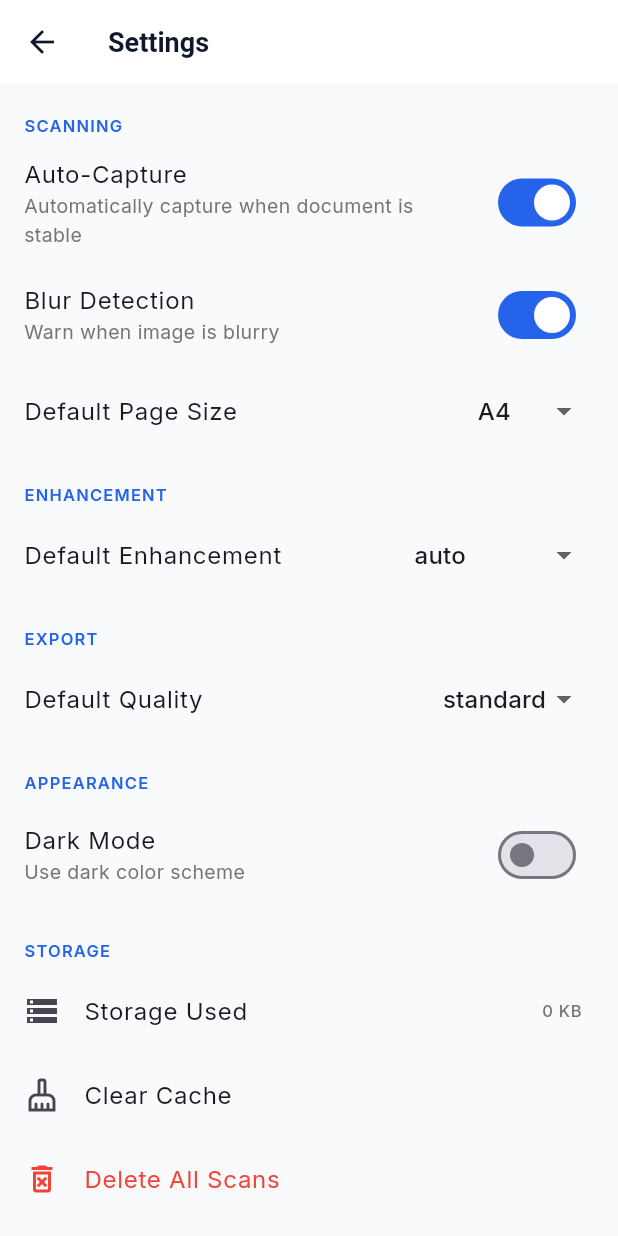
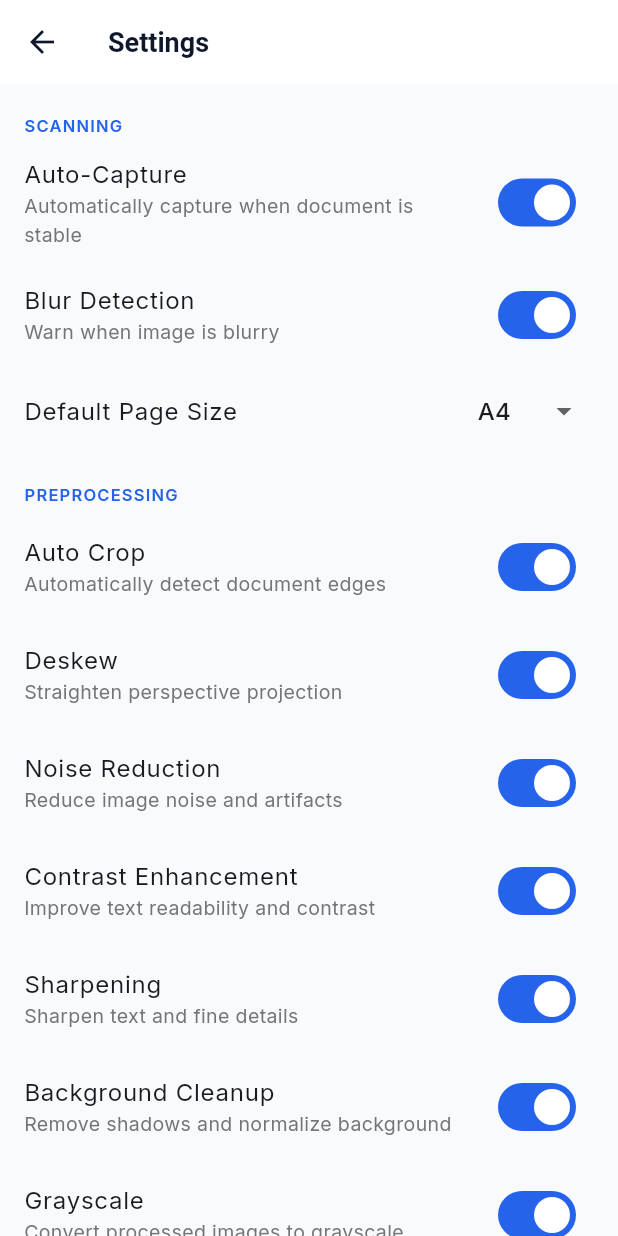
Before and after one commit to dayyanqure666-commits/doc_scan, a Flutter app: the SettingsScreen screen opened directly, on a phone screen of 412 x 824 dp. Run offline on Flutter 3.47's test engine with Material 3 defaults, Android fonts, the phone set to English and light mode, and no system bars; our stand-ins replace camera, flutter_animate, google_fonts, image_picker, open_file, pdf and 4 more; accounts and stored records are empty.

Commit message:
preprocessing is optional now

```diff
--- a/lib/core/services/app_state.dart
+++ b/lib/core/services/app_state.dart
@@ -11,6 +11,16 @@ class AppSettings {
   final String pageSize;
   final String language;
 
+  // Preprocessing switches
+  final bool enableAutoCrop;
+  final bool enableDeskew;
+  final bool enableNoiseReduction;
+  final bool enableContrastEnhancement;
+  final bool enableSharpening;
+  final bool enableBackgroundCleanup;
+  final bool enableGrayscale;
+  final bool enableThresholding;
+
   const AppSettings({
     this.defaultQuality = ExportQuality.standard,
     this.defaultEnhancement = EnhancementMode.auto,
@@ -19,7 +29,25 @@ class AppSettings {
     this.darkMode = false,
     this.pageSize = 'A4',
     this.language = 'English',
+    this.enableAutoCrop = true,
+    this.enableDeskew = true,
+    this.enableNoiseReduction = true,
+    this.enableContrastEnhancement = true,
+    this.enableSharpening = true,
+    this.enableBackgroundCleanup = true,
+    this.enableGrayscale = true,
+    this.enableThresholding = true,
   });
+
+  bool get hasAnyPreprocessingEnabled =>
+      enableAutoCrop ||
+      enableDeskew ||
+      enableNoiseReduction ||
+      enableContrastEnhancement ||
+      enableSharpening ||
+      enableBackgroundCleanup ||
+      enableGrayscale ||
+      enableThresholding;
 
   AppSettings copyWith({
     ExportQuality? defaultQuality,
@@ -29,6 +57,14 @@ class AppSettings {
     bool? darkMode,
     String? pageSize,
     String? language,
+    bool? enableAutoCrop,
+    bool? enableDeskew,
+    bool? enableNoiseReduction,
+    bool? enableContrastEnhancement,
+    bool? enableSharpening,
+    bool? enableBackgroundCleanup,
+    bool? enableGrayscale,
+    bool? enableThresholding,
   }) => AppSettings(
     defaultQuality: defaultQuality ?? this.defaultQuality,
     defaultEnhancement: defaultEnhancement ?? this.defaultEnhancement,
@@ -37,6 +73,14 @@ class AppSettings {
     darkMode: darkMode ?? this.darkMode,
     pageSize: pageSize ?? this.pageSize,
     language: language ?? this.language,
+    enableAutoCrop: enableAutoCrop ?? this.enableAutoCrop,
+    enableDeskew: enableDeskew ?? this.enableDeskew,
+    enableNoiseReduction: enableNoiseReduction ?? this.enableNoiseReduction,
+    enableContrastEnhancement: enableContrastEnhancement ?? this.enableContrastEnhancement,
+    enableSharpening: enableSharpening ?? this.enableSharpening,
+    enableBackgroundCleanup: enableBackgroundCleanup ?? this.enableBackgroundCleanup,
+    enableGrayscale: enableGrayscale ?? this.enableGrayscale,
+    enableThresholding: enableThresholding ?? this.enableThresholding,
   );
 }
 
@@ -79,6 +123,45 @@ class AppStateProvider extends ChangeNotifier {
     try {
       _documents = await _storage.getAllDocuments();
       _storageBytes = await _storage.getTotalStorageBytes();
+
+      // Load settings
+      final autoCropVal = await _storage.getSetting('enable_auto_crop');
+      final deskewVal = await _storage.getSetting('enable_deskew');
+      final noiseRedVal = await _storage.getSetting('enable_noise_reduction');
+      final contrastVal = await _storage.getSetting('enable_contrast_enhancement');
+      final sharpeningVal = await _storage.getSetting('enable_sharpening');
+      final bgCleanupVal = await _storage.getSetting('enable_background_cleanup');
+      final grayscaleVal = await _storage.getSetting('enable_grayscale');
+      final thresholdingVal = await _storage.getSetting('enable_thresholding');
+
+      final autoCaptureVal = await _storage.getSetting('auto_capture');
+      final blurDetectionVal = await _storage.getSetting('blur_detection');
+      final pageSizeVal = await _storage.getSetting('page_size');
+      final defaultEnhancementVal = await _storage.getSetting('default_enhancement');
+      final defaultQualityVal = await _storage.getSetting('default_quality');
+      final darkModeVal = await _storage.getSetting('dark_mode');
+
+      _settings = AppSettings(
+        enableAutoCrop: autoCropVal == null ? true : autoCropVal == 'true',
+        enableDeskew: deskewVal == null ? true : deskewVal == 'true',
+        enableNoiseReduction: noiseRedVal == null ? true : noiseRedVal == 'true',
+        enableContrastEnhancement: contrastVal == null ? true : contrastVal == 'true',
+        enableSharpening: sharpeningVal == null ? true : sharpeningVal == 'true',
+        enableBackgroundCleanup: bgCleanupVal == null ? true : bgCleanupVal == 'true',
+        enableGrayscale: grayscaleVal == null ? true : grayscaleVal == 'true',
+        enableThresholding: thresholdingVal == null ? true : thresholdingVal == 'true',
+
+        autoCapture: autoCaptureVal == null ? true : autoCaptureVal == 'true',
+        blurDetection: blurDetectionVal == null ? true : blurDetectionVal == 'true',
+        pageSize: pageSizeVal ?? 'A4',
+        defaultEnhancement: defaultEnhancementVal == null
+            ? EnhancementMode.auto
+            : EnhancementMode.values.firstWhere((e) => e.name == defaultEnhancementVal, orElse: () => EnhancementMode.auto),
+        defaultQuality: defaultQualityVal == null
+            ? ExportQuality.standard
+            : ExportQuality.values.firstWhere((q) => q.name == defaultQualityVal, orElse: () => ExportQuality.standard),
+        darkMode: darkModeVal == null ? false : darkModeVal == 'true',
+      );
     } catch (e) {
       _error = e.toString();
     } finally {
@@ -150,6 +233,21 @@ class AppStateProvider extends ChangeNotifier {
   // ── Settings ──────────────────────────────────────────────
   void updateSettings(AppSettings newSettings) {
     _settings = newSettings;
+    _storage.saveSetting('enable_auto_crop', newSettings.enableAutoCrop.toString());
+    _storage.saveSetting('enable_deskew', newSettings.enableDeskew.toString());
+    _storage.saveSetting('enable_noise_reduction', newSettings.enableNoiseReduction.toString());
+    _storage.saveSetting('enable_contrast_enhancement', newSettings.enableContrastEnhancement.toString());
+    _storage.saveSetting('enable_sharpening', newSettings.enableSharpening.toString());
+    _storage.saveSetting('enable_background_cleanup', newSettings.enableBackgroundCleanup.toString());
+    _storage.saveSetting('enable_grayscale', newSettings.enableGrayscale.toString());
+    _storage.saveSetting('enable_thresholding', newSettings.enableThresholding.toString());
+
+    _storage.saveSetting('auto_capture', newSettings.autoCapture.toString());
+    _storage.saveSetting('blur_detection', newSettings.blurDetection.toString());
+    _storage.saveSetting('page_size', newSettings.pageSize);
+    _storage.saveSetting('default_enhancement', newSettings.defaultEnhancement.name);
+    _storage.saveSetting('default_quality', newSettings.defaultQuality.name);
+    _storage.saveSetting('dark_mode', newSettings.darkMode.toString());
     notifyListeners();
   }
 
--- a/lib/features/export/export_screen.dart
+++ b/lib/features/export/export_screen.dart
@@ -46,15 +46,17 @@ class _ExportScreenState extends State<ExportScreen> {
 
     try {
       widget.document.name = _docName;
+
+      final appState = Provider.of<AppStateProvider>(context, listen: false);
       final pdfPath = await _generator.generate(
         widget.document,
         _quality,
         PDFGenerator.getPageFormat(_pageSize),
+        appSettings: appState.settings,
       );
 
       // Save to app state
       if (mounted) {
-        final appState = Provider.of<AppStateProvider>(context, listen: false);
         widget.document.pdfPath = pdfPath;
         await appState.addDocument(widget.document);
       }
--- a/lib/features/preview/enhancement_sheet.dart
+++ b/lib/features/preview/enhancement_sheet.dart
@@ -3,8 +3,10 @@
 import 'dart:io';
 import 'package:flutter/material.dart';
 import 'package:flutter_animate/flutter_animate.dart';
+import 'package:provider/provider.dart';
 import '../../core/models/scan_document.dart';
 import '../../core/models/scan_page.dart';
+import '../../core/services/app_state.dart';
 import '../../core/services/image_processor.dart';
 import '../../shared/theme/app_theme.dart';
 
@@ -41,10 +43,12 @@ class _EnhancementSheetState extends State<EnhancementSheet> {
     setState(() => _isProcessing = true);
     try {
       final outPath = widget.page.processedImagePath;
+      final appState = Provider.of<AppStateProvider>(context, listen: false);
       final result = await ImageProcessor().processImage(
         widget.page.originalImagePath,
         _settings,
         outPath,
+        appSettings: appState.settings,
       );
       setState(() => _previewPath = result);
     } catch (e) {
--- a/lib/features/preview/preview_screen.dart
+++ b/lib/features/preview/preview_screen.dart
@@ -52,6 +52,7 @@ class _PreviewScreenState extends State<PreviewScreen> {
             String croppedPath,
             List<CropPoint> cropPoints,
           ) async {
+             final appState = Provider.of<AppStateProvider>(context, listen: false);
              final page = _doc.pages[_currentPage];
 
              final processor = ImageProcessor();
@@ -65,7 +66,8 @@ class _PreviewScreenState extends State<PreviewScreen> {
              await processor.processImage(
               croppedPath,
               page.settings,
-             processedPath,
+              processedPath,
+              appSettings: appState.settings,
             );
               debugPrint('CROPPED PATH   : $croppedPath');
               debugPrint('PROCESSED PATH : $processedPath');
--- a/lib/features/settings/settings_screen.dart
+++ b/lib/features/settings/settings_screen.dart
@@ -34,6 +34,55 @@ class SettingsScreen extends StatelessWidget {
                 value: s.pageSize,
                 options: const ['A4', 'Letter', 'A3', 'Legal'],
                 onChanged: (v) => state.updateSettings(s.copyWith(pageSize: v)),
+              ),
+              const _SectionHeader('Preprocessing'),
+              _SwitchTile(
+                title: 'Auto Crop',
+                subtitle: 'Automatically detect document edges',
+                value: s.enableAutoCrop,
+                onChanged: (v) => state.updateSettings(s.copyWith(enableAutoCrop: v)),
+              ),
+              _SwitchTile(
+                title: 'Deskew',
+                subtitle: 'Straighten perspective projection',
+                value: s.enableDeskew,
+                onChanged: (v) => state.updateSettings(s.copyWith(enableDeskew: v)),
+              ),
+              _SwitchTile(
+                title: 'Noise Reduction',
+                subtitle: 'Reduce image noise and artifacts',
+                value: s.enableNoiseReduction,
+                onChanged: (v) => state.updateSettings(s.copyWith(enableNoiseReduction: v)),
+              ),
+              _SwitchTile(
+                title: 'Contrast Enhancement',
+                subtitle: 'Improve text readability and contrast',
+                value: s.enableContrastEnhancement,
+                onChanged: (v) => state.updateSettings(s.copyWith(enableContrastEnhancement: v)),
+              ),
+              _SwitchTile(
+                title: 'Sharpening',
+                subtitle: 'Sharpen text and fine details',
+                value: s.enableSharpening,
+                onChanged: (v) => state.updateSettings(s.copyWith(enableSharpening: v)),
+              ),
+              _SwitchTile(
+                title: 'Background Cleanup',
+                subtitle: 'Remove shadows and normalize background',
+                value: s.enableBackgroundCleanup,
+                onChanged: (v) => state.updateSettings(s.copyWith(enableBackgroundCleanup: v)),
+              ),
+              _SwitchTile(
+                title: 'Grayscale',
+                subtitle: 'Convert processed images to grayscale',
+                value: s.enableGrayscale,
+                onChanged: (v) => state.updateSettings(s.copyWith(enableGrayscale: v)),
+              ),
+              _SwitchTile(
+                title: 'Thresholding',
+                subtitle: 'Binarize images for sharp text contrast',
+                value: s.enableThresholding,
+                onChanged: (v) => state.updateSettings(s.copyWith(enableThresholding: v)),
               ),
               const _SectionHeader('Enhancement'),
               _SelectTile(
```
Also changed, not shown: lib/core/services/image_processor.dart (+29 -15 lines), lib/core/services/pdf_generator.dart (+10 -2 lines), lib/features/crop/crop_screen.dart (+12 -3 lines), lib/features/scanner/camera_capture_screen.dart (+81 -5 lines).
